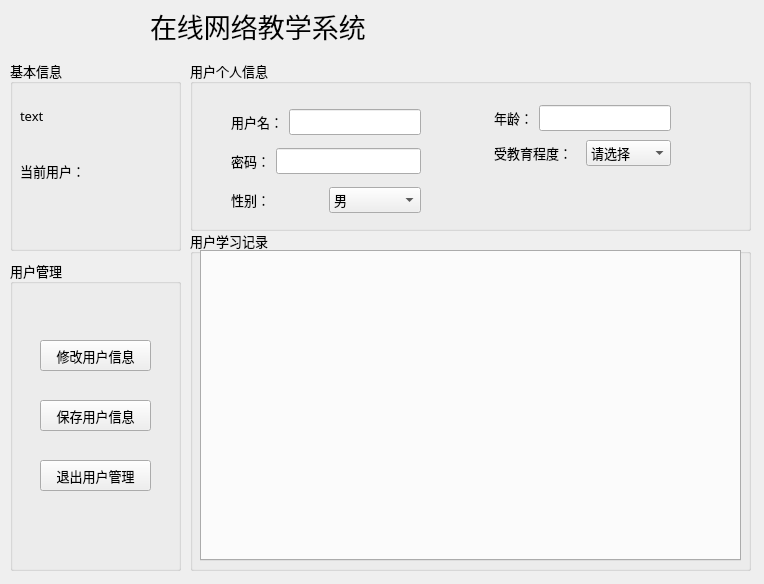
Before: the Qt Designer form PatternKnowledgeEducationSystem/userinfowidget.ui in JosanSun/NewGenerationNetworkEducation, drawn with Qt 5.
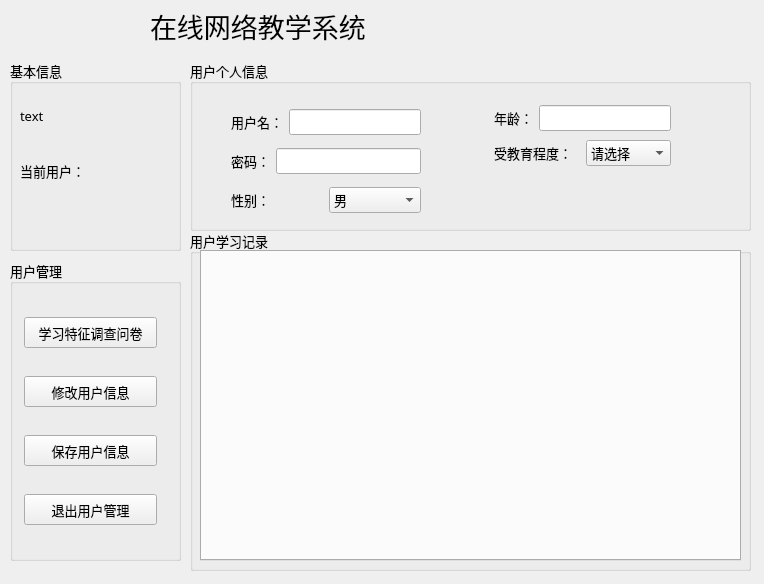
After: the same form once the commit is applied. Icons and pictures are not drawn.

The edit to the form file:
```diff
--- a/PatternKnowledgeEducationSystem/userinfowidget.ui
+++ b/PatternKnowledgeEducationSystem/userinfowidget.ui
@@ -374,7 +374,7 @@
      <x>10</x>
      <y>260</y>
      <width>171</width>
-     <height>311</height>
+     <height>301</height>
     </rect>
    </property>
    <property name="font">
@@ -386,14 +386,39 @@
    <property name="title">
     <string>用户管理</string>
    </property>
+   <layout class="QVBoxLayout" name="verticalLayout_3">
+    <item>
+     <widget class="QPushButton" name="learningTestButton">
+      <property name="minimumSize">
+       <size>
+        <width>0</width>
+        <height>31</height>
+       </size>
+      </property>
+      <property name="maximumSize">
+       <size>
+        <width>133</width>
+        <height>16777215</height>
+       </size>
+      </property>
+      <property name="text">
+       <string>学习特征调查问卷</string>
+      </property>
+     </widget>
+    </item>
+    <item>
    <widget class="QPushButton" name="modifyButton">
-    <property name="geometry">
-     <rect>
-      <x>30</x>
-      <y>80</y>
-      <width>111</width>
+      <property name="minimumSize">
+       <size>
+        <width>0</width>
       <height>31</height>
-     </rect>
+       </size>
+      </property>
+      <property name="maximumSize">
+       <size>
+        <width>133</width>
+        <height>16777215</height>
+       </size>
     </property>
     <property name="font">
      <font>
@@ -404,14 +429,20 @@
      <string>修改用户信息</string>
     </property>
    </widget>
+    </item>
+    <item>
    <widget class="QPushButton" name="saveButton">
-    <property name="geometry">
-     <rect>
-      <x>30</x>
-      <y>140</y>
-      <width>111</width>
+      <property name="minimumSize">
+       <size>
+        <width>0</width>
       <height>31</height>
-     </rect>
+       </size>
+      </property>
+      <property name="maximumSize">
+       <size>
+        <width>133</width>
+        <height>16777215</height>
+       </size>
     </property>
     <property name="font">
      <font>
@@ -422,14 +453,20 @@
      <string>保存用户信息</string>
     </property>
    </widget>
+    </item>
+    <item>
    <widget class="QPushButton" name="quitButton">
-    <property name="geometry">
-     <rect>
-      <x>30</x>
-      <y>200</y>
-      <width>111</width>
+      <property name="minimumSize">
+       <size>
+        <width>0</width>
       <height>31</height>
-     </rect>
+       </size>
+      </property>
+      <property name="maximumSize">
+       <size>
+        <width>133</width>
+        <height>16777215</height>
+       </size>
     </property>
     <property name="font">
      <font>
@@ -440,6 +477,8 @@
      <string>退出用户管理</string>
     </property>
    </widget>
+    </item>
+   </layout>
   </widget>
  </widget>
  <layoutdefault spacing="6" margin="11"/>
```
Lines whose indentation alone changed are shown as unchanged.
